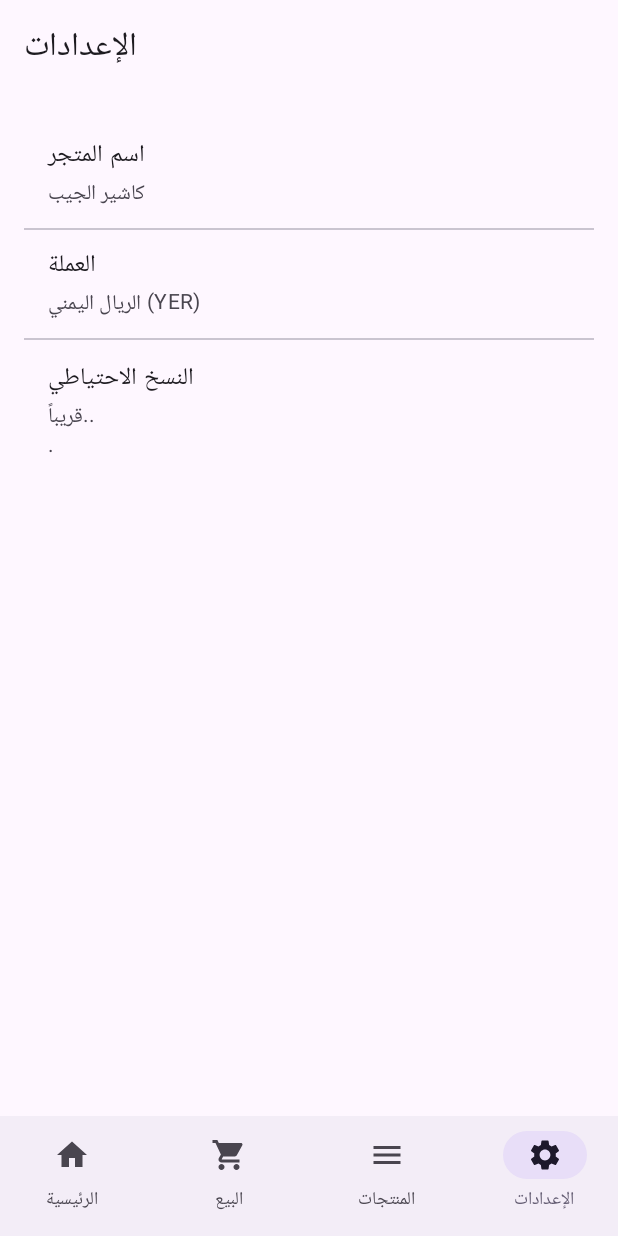
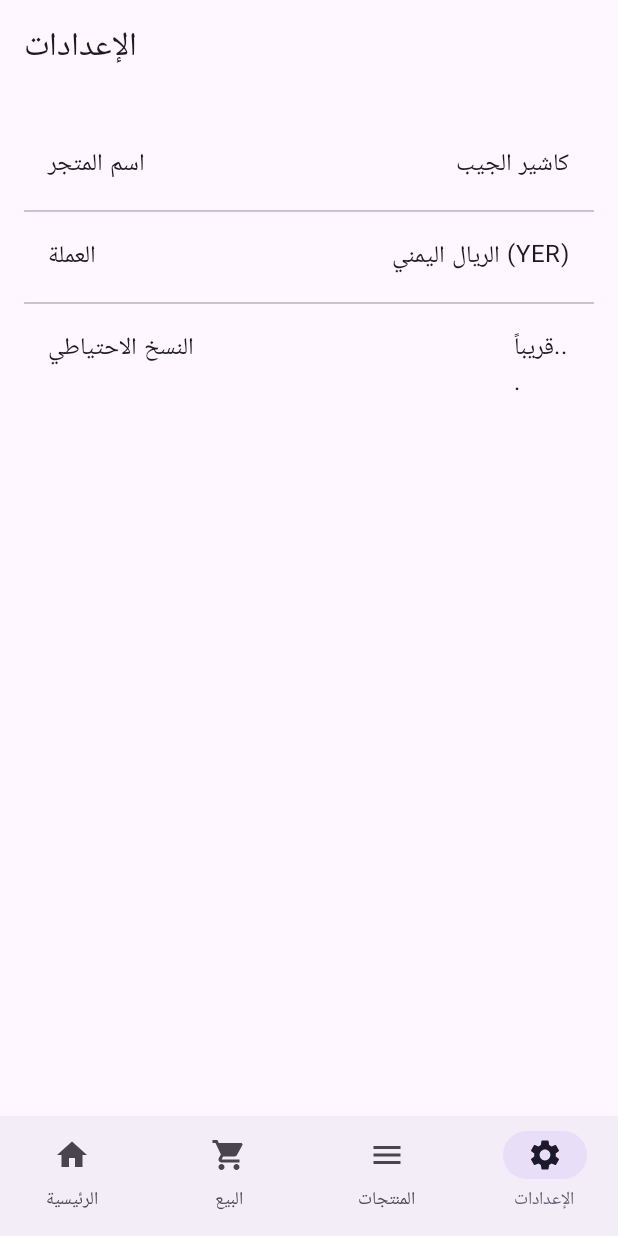
Before and after one commit to bb3174472-cloud/PocketCashier, an Android app built with Jetpack Compose: the SettingsScreen screen opened through its navigation route, on a phone screen of 412 x 824 dp. Run offline under Robolectric (Android 15) with nearby library versions, the phone set to English and light mode, and no system bars; our stand-ins replace Room's generated code.

Commit message:
Final Fix: Stable build for Batch 4

```diff
--- a/app/build.gradle.kts
+++ b/app/build.gradle.kts
@@ -27,8 +27,7 @@ android {
     }
     kotlinOptions {
         jvmTarget = "17"
-        // إضافة هذا السطر لحل مشكلة الأدوات التجريبية
-        freeCompilerArgs = freeCompilerArgs + "-opt-in=androidx.compose.material3.ExperimentalMaterial3Api"
+        freeCompilerArgs += "-opt-in=androidx.compose.material3.ExperimentalMaterial3Api"
     }
     buildFeatures {
         compose = true
@@ -45,7 +44,9 @@ dependencies {
     implementation(platform("androidx.compose:compose-bom:2023.10.01"))
     implementation("androidx.compose.ui:ui")
     implementation("androidx.compose.material3:material3")
+    implementation("androidx.compose.material:material-icons-extended")
     implementation("androidx.compose.ui:ui-tooling-preview")
+    implementation("androidx.navigation:navigation-compose:2.7.6")
 
     implementation("androidx.room:room-runtime:2.6.1")
     implementation("androidx.room:room-ktx:2.6.1")
--- a/app/src/main/java/com/pocketcashier/MainActivity.kt
+++ b/app/src/main/java/com/pocketcashier/MainActivity.kt
@@ -12,6 +12,7 @@ import androidx.compose.material.icons.filled.ShoppingCart
 import androidx.compose.material3.*
 import androidx.compose.runtime.*
 import androidx.compose.ui.Modifier
+import androidx.compose.ui.graphics.vector.ImageVector
 import androidx.navigation.compose.NavHost
 import androidx.navigation.compose.composable
 import androidx.navigation.compose.currentBackStackEntryAsState
@@ -75,4 +76,4 @@ fun MainAppScreen(dao: com.pocketcashier.data.ProductDao) {
     }
 }
 
-data class BottomNavItem(val title: String, val icon: androidx.compose.ui.graphics.vector.ImageVector, val route: String)
+data class BottomNavItem(val title: String, val icon: ImageVector, val route: String)
--- a/app/src/main/java/com/pocketcashier/screens/SettingsScreen.kt
+++ b/app/src/main/java/com/pocketcashier/screens/SettingsScreen.kt
@@ -13,20 +13,20 @@ fun SettingsScreen() {
         topBar = { TopAppBar(title = { Text("الإعدادات") }) }
     ) { padding ->
         Column(modifier = Modifier.padding(padding).fillMaxSize().padding(16.dp)) {
-            ListItem(
-                headlineContent = { Text("اسم المتجر") },
-                supportingContent = { Text("كاشير الجيب") }
-            )
+            Row(modifier = Modifier.fillMaxWidth().padding(16.dp), horizontalArrangement = Arrangement.SpaceBetween) {
+                Text("اسم المتجر")
+                Text("كاشير الجيب")
+            }
             Divider()
-            ListItem(
-                headlineContent = { Text("العملة") },
-                supportingContent = { Text("الريال اليمني (YER)") }
-            )
+            Row(modifier = Modifier.fillMaxWidth().padding(16.dp), horizontalArrangement = Arrangement.SpaceBetween) {
+                Text("العملة")
+                Text("الريال اليمني (YER)")
+            }
             Divider()
-            ListItem(
-                headlineContent = { Text("النسخ الاحتياطي") },
-                supportingContent = { Text("قريباً...") }
-            )
+            Row(modifier = Modifier.fillMaxWidth().padding(16.dp), horizontalArrangement = Arrangement.SpaceBetween) {
+                Text("النسخ الاحتياطي")
+                Text("قريباً...")
+            }
         }
     }
 }
```
